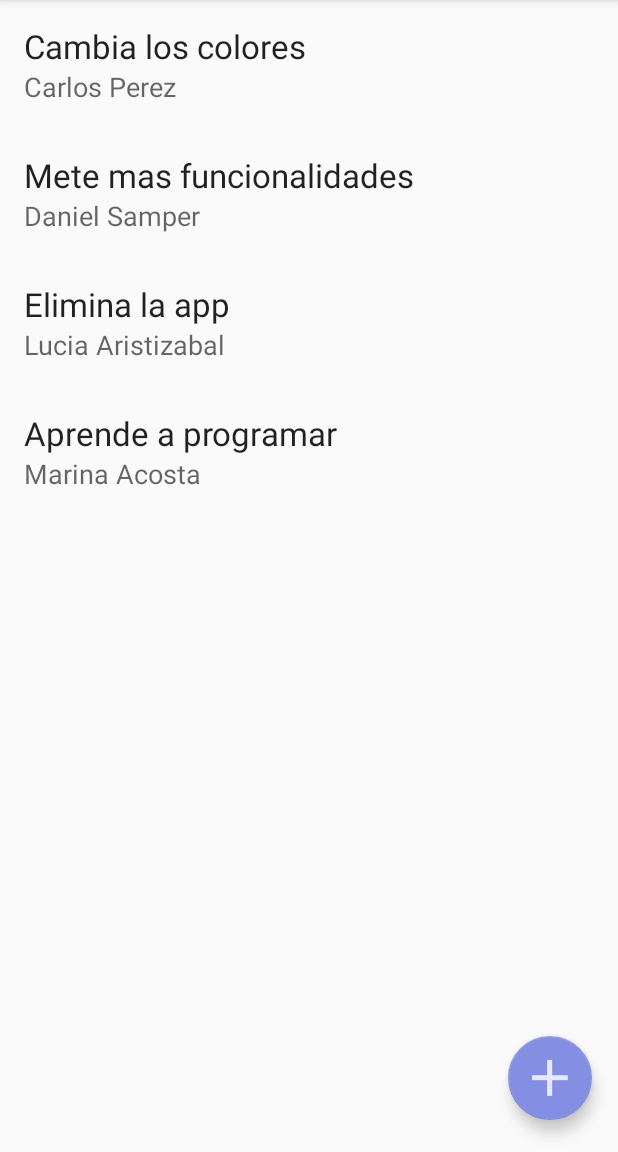
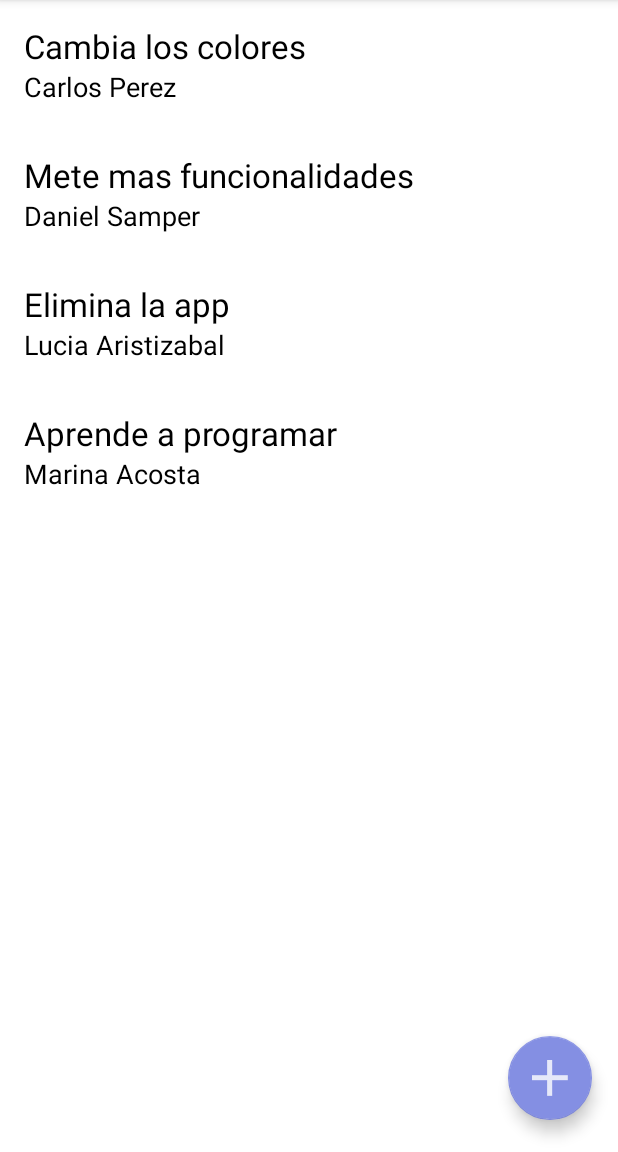
Before and after one commit to mfernandmx/MyBrotherhoodApp, an Android app: the fragment GalleryFragment placed in its activity, in the side drawer, after a tap on "Suggestions Box", on a phone screen of 412 x 824 dp, the part 84-1236 px from its top. Run offline under Robolectric (Android 15) with nearby library versions, the light colour scheme and no system bars; 5 statements that could not run were skipped.

Commit message:
Added Flickr Feed to import photos to the Gallery Added night mode for suggestions list

```diff
--- a/app/build.gradle
+++ b/app/build.gradle
@@ -31,7 +31,7 @@ dependencies {
     compile 'com.android.support:design:24.2.0'
     compile 'com.android.support:recyclerview-v7:24.0+'
 
-    //Galery
+    //Gallery
     compile 'com.android.volley:volley:1.0.0'
     compile 'com.github.bumptech.glide:glide:3.7.0'
 }
--- a/app/src/main/java/com/example/marcos/mybrotherhoodapp/adapters/SuggestionsAdapter.java
+++ b/app/src/main/java/com/example/marcos/mybrotherhoodapp/adapters/SuggestionsAdapter.java
@@ -2,6 +2,7 @@ package com.example.marcos.mybrotherhoodapp.adapters;
 
 import android.content.Context;
 import android.database.Cursor;
+import android.graphics.Color;
 import android.view.LayoutInflater;
 import android.view.View;
 import android.view.ViewGroup;
@@ -16,6 +17,8 @@ import com.example.marcos.mybrotherhoodapp.SuggestionsConstract;
  */
 
 public class SuggestionsAdapter extends CursorAdapter {
+
+    private boolean nightMode = false;
 
     public SuggestionsAdapter(Context context, Cursor c) {
         super(context, c, 0);
@@ -40,5 +43,19 @@ public class SuggestionsAdapter extends CursorAdapter {
         // Setup.
         nameText.setText(name);
         messageText.setText(message);
+
+        int textColor;
+        if (!nightMode){
+            textColor = Color.BLACK;
+        } else{
+            textColor = Color.WHITE;
+        }
+
+        nameText.setTextColor(textColor);
+        messageText.setTextColor(textColor);
+    }
+
+    public void setNightMode(boolean nightMode){
+        this.nightMode = nightMode;
     }
 }
--- a/app/src/main/java/com/example/marcos/mybrotherhoodapp/fragments/GalleryFragment.java
+++ b/app/src/main/java/com/example/marcos/mybrotherhoodapp/fragments/GalleryFragment.java
@@ -1,15 +1,18 @@
 package com.example.marcos.mybrotherhoodapp.fragments;
 
+import android.app.ProgressDialog;
 import android.content.Intent;
 import android.content.SharedPreferences;
 import android.content.res.TypedArray;
 import android.graphics.Bitmap;
 import android.graphics.BitmapFactory;
 import android.graphics.Color;
+import android.os.AsyncTask;
 import android.os.Bundle;
 import android.preference.PreferenceManager;
 import android.support.annotation.Nullable;
 import android.app.Fragment;
+import android.util.Log;
 import android.view.LayoutInflater;
 import android.view.View;
 import android.view.ViewGroup;
@@ -21,7 +24,18 @@ import com.example.marcos.mybrotherhoodapp.R;
 import com.example.marcos.mybrotherhoodapp.adapters.GridViewAdapter;
 import com.example.marcos.mybrotherhoodapp.items.ImageItem;
 
+import org.xmlpull.v1.XmlPullParser;
+import org.xmlpull.v1.XmlPullParserException;
+import org.xmlpull.v1.XmlPullParserFactory;
+
+import java.io.IOException;
+import java.io.InputStream;
+import java.net.MalformedURLException;
+import java.net.URL;
 import java.util.ArrayList;
+import java.util.Collection;
+import java.util.Collections;
+import java.util.List;
 
 /**
  * Created by Marcos on 11/11/2016.
@@ -33,6 +47,14 @@ public class GalleryFragment extends Fragment {
     private GridViewAdapter gridAdapter;
 
     private static final String TAG = "GalleryFragment";
+    //TODO: Settings
+    private static final int maxNumPhotosShown = 10;
+
+    private List<String> titles;
+    private List<String> photoLinks;
+    private ArrayList<ImageItem> imageItems;
+
+    private boolean nightMode;
 
     View v;
 
@@ -41,7 +63,7 @@ public class GalleryFragment extends Fragment {
     public View onCreateView(LayoutInflater inflater, @Nullable ViewGroup container, @Nullable Bundle savedInstanceState) {
         v = inflater.inflate(R.layout.fragment_gallery, container, false);
 
-
+        new LoadImagesFromFlickrTask().execute();
 
         return v;
     }
@@ -49,8 +71,6 @@ public class GalleryFragment extends Fragment {
     @Override
     public void onViewCreated(View view, Bundle savedInstanceState) {
         gridView = (GridView) getActivity().findViewById(R.id.gridView);
-        gridAdapter = new GridViewAdapter(getActivity(), R.layout.item_grid, getData());
-        gridView.setAdapter(gridAdapter);
 
         gridView.setOnItemClickListener(new AdapterView.OnItemClickListener() {
             public void onItemClick(AdapterView<?> parent, View v, int position, long id) {
@@ -67,22 +87,31 @@ public class GalleryFragment extends Fragment {
         });
     }
 
-    private ArrayList<ImageItem> getData() {
-        final ArrayList<ImageItem> imageItems = new ArrayList<>();
-        TypedArray imgs = getResources().obtainTypedArray(R.array.image_ids);
-        for (int i = 0; i < imgs.length(); i++) {
-            Bitmap bitmap = BitmapFactory.decodeResource(getResources(), imgs.getResourceId(i, -1));
-            imageItems.add(new ImageItem(bitmap, "Image " + i));
+    private void loadData() {
+        imageItems = new ArrayList<>();
+        for (int i = 0; i < maxNumPhotosShown; i++) {
+            Bitmap bitmap = null;
+
+            BitmapFactory.Options options=new BitmapFactory.Options();
+            options.inSampleSize = 4;
+
+            try {
+                bitmap = BitmapFactory.decodeStream((InputStream)new URL(photoLinks.get(i)).getContent(), null, options);
+                Log.v(TAG,photoLinks.get(i));
+            } catch (MalformedURLException e) {
+                e.printStackTrace();
+            } catch (IOException e) {
+                e.printStackTrace();
+            }
+
+            imageItems.add(new ImageItem(bitmap, titles.get(i)));
         }
-        return imageItems;
     }
 
     @Override
     public void onResume() {
 
         super.onResume();
-
-        boolean nightMode;
         int backgroundColor;
 
         SharedPreferences sharedPref = PreferenceManager.getDefaultSharedPreferences(getActivity());
@@ -91,11 +120,105 @@ public class GalleryFragment extends Fragment {
         nightMode = sharedPref.getBoolean(SettingsFragment.KEY_PREF_NIGHTMODE, false);
         if (nightMode){
             backgroundColor = getResources().getColor(R.color.colorPrimaryDark);
-            gridAdapter.setNightMode(true);
         } else{
             backgroundColor = Color.WHITE;
-            gridAdapter.setNightMode(false);
         }
         v.setBackgroundColor(backgroundColor);
     }
+
+    public InputStream getInputStream(URL url) {
+        try {
+            return url.openConnection().getInputStream();
+        } catch (IOException e) {
+            return null;
+        }
+    }
+
+    class LoadImagesFromFlickrTask extends AsyncTask<String, Integer, Integer> {
+
+        private ProgressDialog progressDialog;
+
+        @Override
+        protected void onPreExecute() {
+            super.onPreExecute();
+            progressDialog = new ProgressDialog(getActivity());
+            progressDialog.setMessage("Loading images from Flickr. Please wait...");
+            progressDialog.show();
+        }
+
+        @Override
+        protected Integer doInBackground(String... params) {
+
+            titles = new ArrayList<>();
+            photoLinks = new ArrayList<>();
+
+            int numPhotos = 0;
+
+            Log.v(TAG,"doInBackground");
+            try {
+                URL url = new URL("https://api.flickr.com/services/feeds/photos_public.gne?id=60000239@N02");
+
+                XmlPullParserFactory factory = XmlPullParserFactory.newInstance();
+                factory.setNamespaceAware(false);
+                XmlPullParser xpp = factory.newPullParser();
+
+                // We will get the XML from an input stream
+                xpp.setInput(getInputStream(url), "UTF_8");
+
+                boolean insideItem = false;
+
+                // Returns the type of current event: START_TAG, END_TAG, etc..
+                int eventType = xpp.getEventType();
+                while ((eventType != XmlPullParser.END_DOCUMENT) || numPhotos < maxNumPhotosShown) {
+                    if (eventType == XmlPullParser.START_TAG) {
+
+                        if (xpp.getName().equalsIgnoreCase("entry")) {
+                            insideItem = true;
+                        } else if (xpp.getName().equalsIgnoreCase("title")) {
+                            if (insideItem)
+                                titles.add(xpp.nextText()); //extract the title
+                        } else if (xpp.getName().equalsIgnoreCase("link")) {
+                            if (insideItem) {
+                                if (xpp.getAttributeValue(null, "type").equals("image/jpeg")) {
+                                    photoLinks.add(xpp.getAttributeValue(null, "href")); //extract the link of the photo
+                                    numPhotos++;
+                                }
+                            }
+
+                        }
+                    }else if(eventType==XmlPullParser.END_TAG && xpp.getName().equalsIgnoreCase("entry")){
+                        insideItem=false;
+                    }
+
+                    eventType = xpp.next(); //move to next element
+                }
+
+            } catch (MalformedURLException e) {
+                e.printStackTrace();
+            } catch (XmlPullParserException e) {
+                e.printStackTrace();
+            } catch (IOException e) {
+                e.printStackTrace();
+            }
+
+            loadData();
+
+            return imageItems.size();
+        }
+
+        @Override
+        protected void onPostExecute(Integer i) {
+            super.onPostExecute(i);
+            progressDialog.dismiss();
+
+            gridAdapter = new GridViewAdapter(getActivity(), R.layout.item_grid, imageItems);
+            gridView.setAdapter(gridAdapter);
+
+            if (nightMode){
+                gridAdapter.setNightMode(true);
+            } else{
+                gridAdapter.setNightMode(false);
+            }
+        }
+    }
 }
--- a/app/src/main/java/com/example/marcos/mybrotherhoodapp/fragments/SuggestionsFragment.java
+++ b/app/src/main/java/com/example/marcos/mybrotherhoodapp/fragments/SuggestionsFragment.java
@@ -2,9 +2,12 @@ package com.example.marcos.mybrotherhoodapp.fragments;
 
 import android.app.Activity;
 import android.content.Intent;
+import android.content.SharedPreferences;
 import android.database.Cursor;
+import android.graphics.Color;
 import android.os.AsyncTask;
 import android.os.Bundle;
+import android.preference.PreferenceManager;
 import android.support.annotation.Nullable;
 import android.support.design.widget.FloatingActionButton;
 import android.app.Fragment;
@@ -36,6 +39,8 @@ public class SuggestionsFragment extends Fragment {
     private ListView mSuggestionsList;
     private SuggestionsAdapter mSuggestionsAdapter;
 
+    private View v;
+
     public SuggestionsFragment() {
     }
 
@@ -46,7 +51,7 @@ public class SuggestionsFragment extends Fragment {
     @Nullable
     @Override
     public View onCreateView(LayoutInflater inflater, @Nullable ViewGroup container, @Nullable Bundle savedInstanceState) {
-        View v = inflater.inflate(R.layout.fragment_suggestions, container, false);
+        v = inflater.inflate(R.layout.fragment_suggestions, container, false);
 
         FloatingActionButton fab = (FloatingActionButton) v.findViewById(R.id.newSuggestion);
         fab.setOnClickListener(new View.OnClickListener() {
@@ -132,10 +137,30 @@ public class SuggestionsFragment extends Fragment {
         protected void onPostExecute(Cursor cursor) {
             if (cursor != null && cursor.getCount() > 0) {
                 mSuggestionsAdapter.swapCursor(cursor);
-            } else {
-                // Mostrar empty state
             }
         }
     }
 
+    @Override
+    public void onResume() {
+
+        super.onResume();
+
+        boolean nightMode;
+        int backgroundColor;
+
+        SharedPreferences sharedPref = PreferenceManager.getDefaultSharedPreferences(getActivity());
+
+        //Set night or day mode
+        nightMode = sharedPref.getBoolean(SettingsFragment.KEY_PREF_NIGHTMODE, false);
+        if (nightMode){
+            backgroundColor = getResources().getColor(R.color.colorPrimaryDark);
+            mSuggestionsAdapter.setNightMode(true);
+        } else{
+            backgroundColor = Color.WHITE;
+            mSuggestionsAdapter.setNightMode(false);
+        }
+        v.setBackgroundColor(backgroundColor);
+    }
+
 }
```
Also changed, not shown: app/src/main/java/com/example/marcos/mybrotherhoodapp/fragments/AddEditSuggestionFragment.java (+4 -14 lines).
